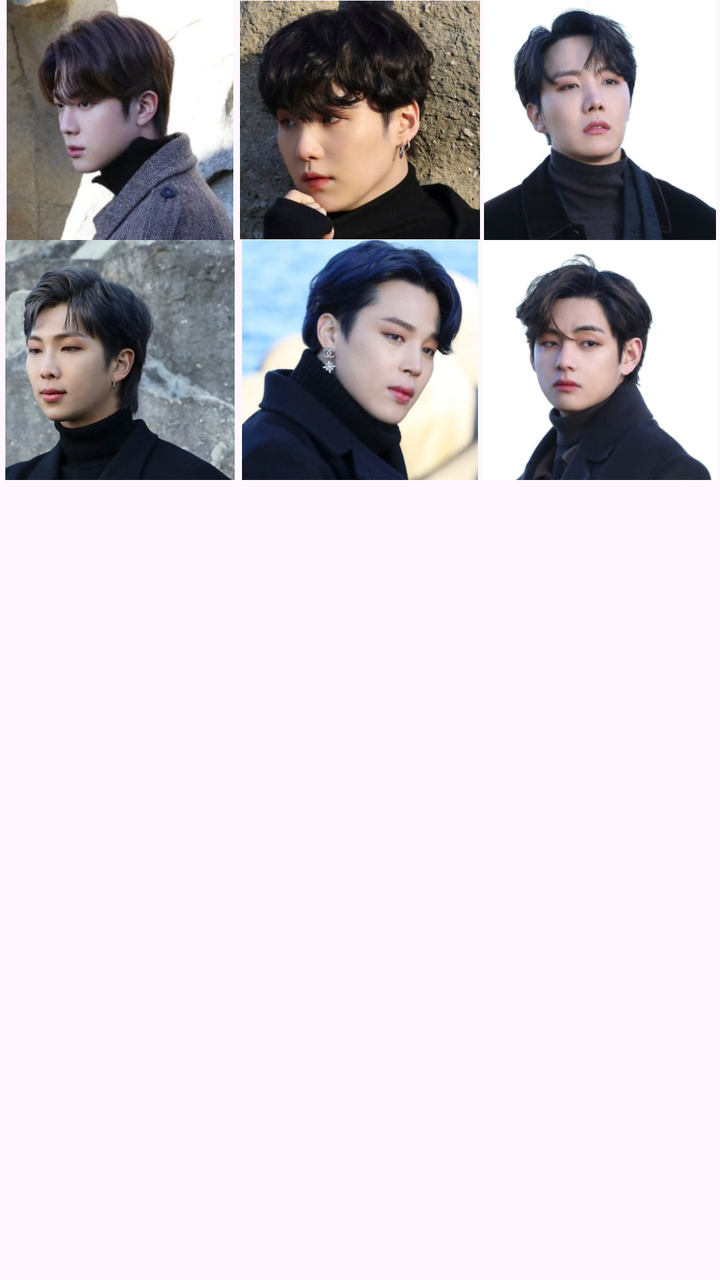
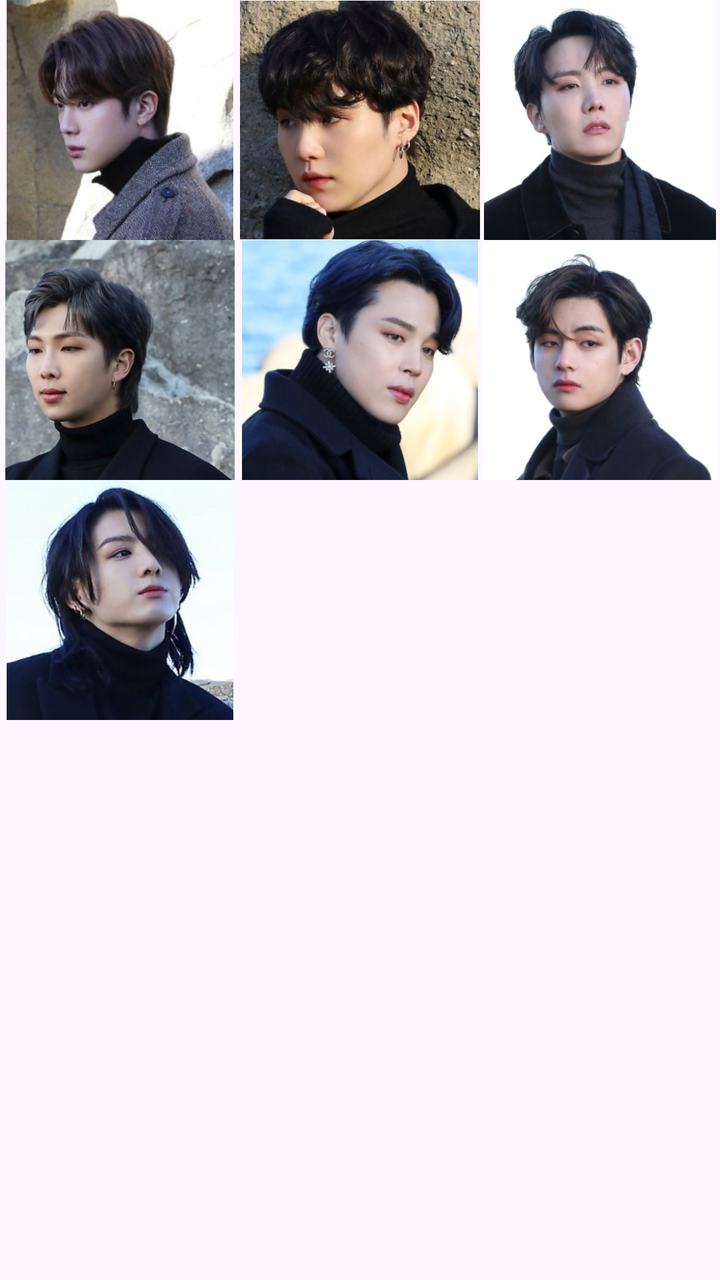

Two renders of the same Android screen: before a commit and after it. Below are the layout's source before the change and the commit's diff.
<!-- AndroidManifest.xml: application theme Theme.CelebrityViewer -->
<!-- res/layout/activity_main.xml -->
<?xml version="1.0" encoding="utf-8"?>
<androidx.appcompat.widget.LinearLayoutCompat xmlns:android="http://schemas.android.com/apk/res/android"
    xmlns:app="http://schemas.android.com/apk/res-auto"
    xmlns:tools="http://schemas.android.com/tools"
    android:id="@+id/main"
    android:layout_width="match_parent"
    android:layout_height="match_parent"
    tools:context=".MainActivity"
    android:orientation="vertical">
    <LinearLayout
        android:layout_width="match_parent"
        android:layout_height="120dp">
        <ImageView
        android:id="@+id/btsImage1"
            android:src="@drawable/bts_1"
            android:layout_width="120dp"
            android:layout_height="120dp"/>
        <ImageView
            android:src="@drawable/bts_2"
            android:layout_width="120dp"
            android:layout_height="120dp"/>
        <ImageView
            android:src="@drawable/bts_3"
            android:layout_width="120dp"
            android:layout_height="120dp"/>
    </LinearLayout >
    
    <LinearLayout
        android:layout_width="match_parent"
        android:layout_height="120dp">
        <ImageView
            android:src="@drawable/bts_4"
            android:layout_width="120dp"
            android:layout_height="120dp"/>
        <ImageView
            android:src="@drawable/bts_5"
            android:layout_width="120dp"
            android:layout_height="120dp"/>
        <ImageView
            android:src="@drawable/bts_6"
            android:layout_width="120dp"
            android:layout_height="120dp"/>
    </LinearLayout >



</androidx.appcompat.widget.LinearLayoutCompat>
<!-- resources referenced by this layout -->
<resources>
  <!-- drawable bts_1: png bitmap (drawable, 195115 bytes) -->
  <!-- drawable bts_2: png bitmap (drawable, 255262 bytes) -->
  <!-- drawable bts_3: png bitmap (drawable, 138422 bytes) -->
  <!-- drawable bts_4: png bitmap (drawable, 213549 bytes) -->
  <!-- drawable bts_5: png bitmap (drawable, 209688 bytes) -->
  <!-- drawable bts_6: png bitmap (drawable, 131744 bytes) -->
  <style name="Theme.CelebrityViewer" parent="Base.Theme.CelebrityViewer" />
  <style name="Base.Theme.CelebrityViewer" parent="Theme.Material3.DayNight.NoActionBar">
          
          
      </style>
</resources>

<!-- the commit's change to res/layout/activity_main.xml (unified diff, before → after) -->
@@ -16,10 +16,12 @@
             android:layout_width="120dp"
             android:layout_height="120dp"/>
         <ImageView
+                android:id="@+id/btsImage2"
             android:src="@drawable/bts_2"
             android:layout_width="120dp"
             android:layout_height="120dp"/>
         <ImageView
+                android:id="@+id/btsImage3"
             android:src="@drawable/bts_3"
             android:layout_width="120dp"
             android:layout_height="120dp"/>
@@ -29,15 +31,28 @@
         android:layout_width="match_parent"
         android:layout_height="120dp">
         <ImageView
+                android:id="@+id/btsImage4"
             android:src="@drawable/bts_4"
             android:layout_width="120dp"
             android:layout_height="120dp"/>
         <ImageView
+                android:id="@+id/btsImage5"
             android:src="@drawable/bts_5"
             android:layout_width="120dp"
             android:layout_height="120dp"/>
         <ImageView
+                android:id="@+id/btsImage6"
             android:src="@drawable/bts_6"
+            android:layout_width="120dp"
+            android:layout_height="120dp"/>
+    </LinearLayout >
+
+    <LinearLayout
+        android:layout_width="match_parent"
+        android:layout_height="120dp">
+        <ImageView
+                android:id="@+id/btsImage7"
+            android:src="@drawable/bts_7"
             android:layout_width="120dp"
             android:layout_height="120dp"/>
     </LinearLayout >
<!-- resource entries referenced after the edit -->
@@ -6,6 +6,7 @@
   <!-- drawable bts_4: png bitmap (drawable, 213549 bytes) -->
   <!-- drawable bts_5: png bitmap (drawable, 209688 bytes) -->
   <!-- drawable bts_6: png bitmap (drawable, 131744 bytes) -->
+  <!-- drawable bts_7: png bitmap (drawable, 160912 bytes) -->
   <style name="Theme.CelebrityViewer" parent="Base.Theme.CelebrityViewer" />
   <style name="Base.Theme.CelebrityViewer" parent="Theme.Material3.DayNight.NoActionBar">
           
